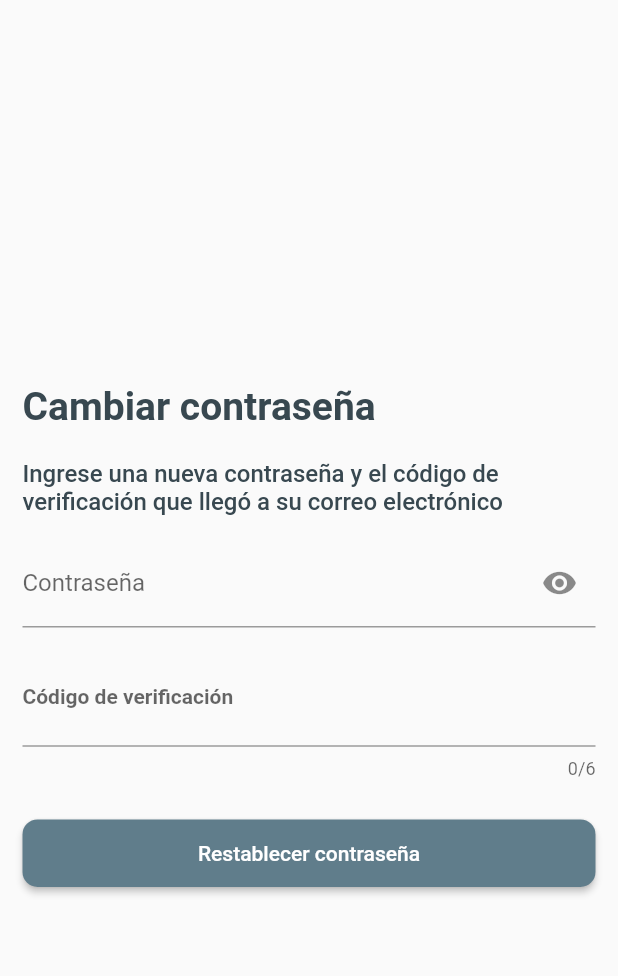
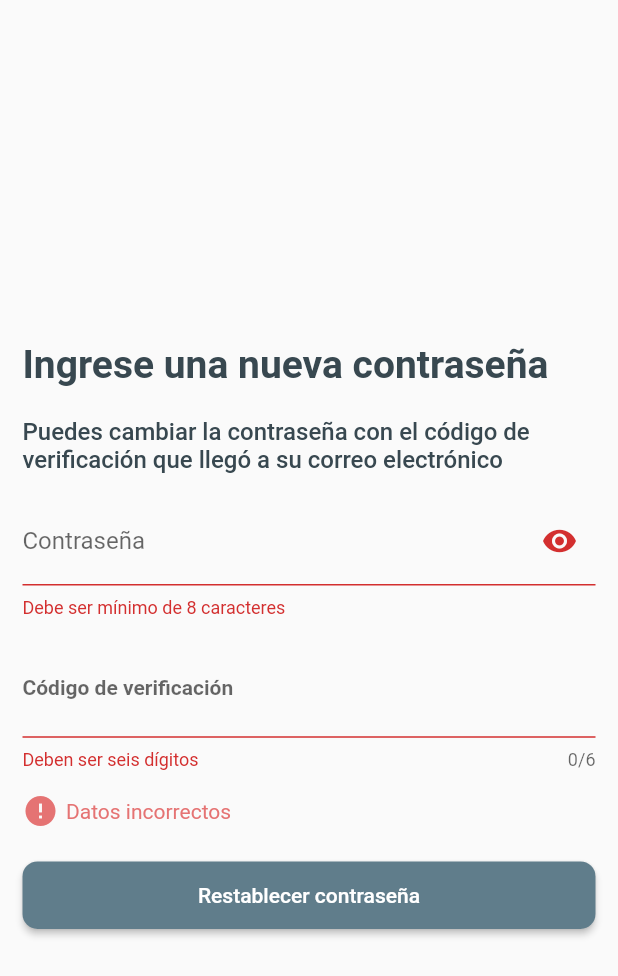
Before and after one commit to jcarloshg/Floky, a Flutter app: the ConfirmResetPassword screen opened by its route, after a tap on "Restablecer contraseña", on a phone screen of 412 x 824 dp. Shown: the top 976 px of the screen. Run offline on Flutter 3.47's test engine with Material 2 defaults, Android fonts, the phone set to English and light mode, and no system bars; our stand-ins replace bloc, flutter_bloc, get_it; missing offline and left inert: amplify_api, amplify_auth_cognito, amplify_flutter, safeprint.

Commit message:
IMPLEMENT nominal case [ResetPass]

```diff
--- a/lib/domain/bloc/authenticate/authenticate_event.dart
+++ b/lib/domain/bloc/authenticate/authenticate_event.dart
@@ -54,4 +54,16 @@ class AuthSendCodeResetPassEvent extends AuthenticateEvent {
   AuthSendCodeResetPassEvent({required this.email});
 }
 
+class AuthConfirmResetPasswordEvent extends AuthenticateEvent {
+  final String username;
+  final String newPass;
+  final String confirmationCode;
+
+  AuthConfirmResetPasswordEvent({
+    required this.username,
+    required this.newPass,
+    required this.confirmationCode,
+  });
+}
+
 class LogOut extends AuthenticateEvent {}
--- a/lib/domain/bloc/authenticate/authenticate_state.dart
+++ b/lib/domain/bloc/authenticate/authenticate_state.dart
@@ -3,7 +3,10 @@ part of 'authenticate_bloc.dart';
 class Params {
   final Student? student;
   final String? messageError;
-  Params({this.student, this.messageError});
+  Params({
+    this.student,
+    this.messageError,
+  });
 }
 
 @immutable
@@ -43,3 +46,7 @@ class AuthConfirmSignUpState extends AuthenticateState {
 class AuthSendCodeResetPassState extends AuthenticateState {
   const AuthSendCodeResetPassState(Params params) : super(params);
 }
+
+class AuthConfirmResetPasswordState extends AuthenticateState {
+  const AuthConfirmResetPasswordState(Params params) : super(params);
+}
--- a/lib/domain/usecase/authenticate/authenticate.usecase.dart
+++ b/lib/domain/usecase/authenticate/authenticate.usecase.dart
@@ -36,4 +36,10 @@ abstract class Authenticate {
   Future<ResAuth> forgetPass({
     required String email,
   });
+
+  Future<ResAuth> confirmResetPassword({
+    required String username,
+    required String newPass,
+    required String confirmationCode,
+  });
 }
--- a/lib/views/pages/authenticate/reset_pass/reset_pass.controll.dart
+++ b/lib/views/pages/authenticate/reset_pass/reset_pass.controll.dart
@@ -1,9 +1,14 @@
+import 'package:flutter/material.dart';
+import 'package:flutter_bloc/flutter_bloc.dart';
 import 'dart:developer';
-
 import 'package:floky/domain/bloc/authenticate/authenticate_bloc.dart';
 import 'package:floky/views/pages/pages.index.dart';
-import 'package:flutter/material.dart';
-import 'package:flutter_bloc/flutter_bloc.dart';
+
+///============================================================
+///   secuence pages
+///     1. EnterUsername
+///     2. ConfirmResetPassword
+///============================================================
 
 class EnterUsernameFormController {
   final GlobalKey<FormState> formEnterUsernameKey = GlobalKey<FormState>();
@@ -11,8 +16,16 @@ class EnterUsernameFormController {
   EnterUsernameFormController();
 }
 
+class ConfirmResetPassFormControll {
+  final GlobalKey<FormState> formConfirmResetPassKey = GlobalKey<FormState>();
+  final TextEditingController pass = TextEditingController();
+  final TextEditingController code = TextEditingController();
+  ConfirmResetPassFormControll();
+}
+
 class ResetPassControll {
   final enterUsernameFormController = EnterUsernameFormController();
+  final confirmResetPassFormControll = ConfirmResetPassFormControll();
   late AuthenticateBloc authenticateBloc;
 
   /// get the [BlocProvider] by [context] and return [ResetPassControll]
@@ -20,18 +33,55 @@ class ResetPassControll {
     final authenticateBloc = BlocProvider.of<AuthenticateBloc>(context);
     this.authenticateBloc = authenticateBloc;
 
-    // setEmail to [formEnterUsernameKey]
-    final String? emailState = authenticateBloc.state.params.student?.emial;
-    final String currentEmail = emailState ?? '';
-    enterUsernameFormController.email.text = currentEmail;
+    // // setEmail to [formEnterUsernameKey]
+    // final String? emailState = authenticateBloc.state.params.student?.emial;
+    // final String currentEmail = emailState ?? '';
+    // enterUsernameFormController.email.text = currentEmail;
 
     return this;
   }
 
   void sendCodeResetPass() {
+    final isValidForm = enterUsernameFormController
+        .formEnterUsernameKey.currentState
+        ?.validate();
+
+    if (isValidForm == false) {
+      return authenticateBloc.add(
+        AuthErrorEvent(
+            messageError: 'Ingresa el correo electronico de tu cuenta.'),
+      );
+    }
+
     final String email = enterUsernameFormController.email.text.trim();
     log(' resendSignUpCode: $email');
     authenticateBloc.add(AuthSendCodeResetPassEvent(email: email));
+  }
+
+  void confirmResetPassword() {
+    log('confirmResetPassword');
+    final isValidForm = confirmResetPassFormControll
+        .formConfirmResetPassKey.currentState
+        ?.validate();
+
+    if (isValidForm == false) {
+      return authenticateBloc.add(
+        AuthErrorEvent(messageError: 'Datos incorrectos'),
+      );
+    }
+
+    final String? username = authenticateBloc.state.params.student?.emial;
+    final String newPass = confirmResetPassFormControll.pass.text.trim();
+    final String confirmationCode =
+        confirmResetPassFormControll.code.text.trim();
+
+    return authenticateBloc.add(
+      AuthConfirmResetPasswordEvent(
+        confirmationCode: confirmationCode,
+        newPass: newPass,
+        username: username ?? 'NOT_USERNAME',
+      ),
+    );
   }
 
   //============================================================
@@ -40,4 +90,16 @@ class ResetPassControll {
   void goConfirmAccountScreen(BuildContext context) {
     Navigator.pushNamed(context, PageIndex.confirmAccountScreen.route);
   }
+
+  void goConfirmResetPassword(BuildContext context) {
+    Navigator.pushNamed(context, PageIndex.confirmResetPassword.route);
+  }
+
+  void goLoginScreen(BuildContext context) {
+    authenticateBloc.cleanState();
+    Navigator.of(context).pushNamedAndRemoveUntil(
+      PageIndex.loginScreen.route,
+      (Route<dynamic> route) => false,
+    );
+  }
 }
--- a/lib/views/pages/authenticate/reset_pass/screens/confirm_reset_password.screen.dart
+++ b/lib/views/pages/authenticate/reset_pass/screens/confirm_reset_password.screen.dart
@@ -1,7 +1,12 @@
+import 'package:floky/domain/bloc/authenticate/authenticate_bloc.dart';
 import 'package:flutter/material.dart';
+import 'package:floky/views/pages/authenticate/reset_pass/widgets/intent_later.dart';
+import 'package:floky/views/pages/authenticate/widgets/is_exist_error.dart';
+import 'package:floky/views/pages/authenticate/widgets/widgets.index.dart';
 import 'package:floky/dependencyInjection/setup_di.dart';
 import 'package:floky/views/pages/authenticate/reset_pass/reset_pass.controll.dart';
 import 'package:floky/views/widgets/widgets.index.dart';
+import 'package:flutter_bloc/flutter_bloc.dart';
 
 class ConfirmResetPassword extends StatelessWidget {
   const ConfirmResetPassword({Key? key}) : super(key: key);
@@ -9,28 +14,50 @@ class ConfirmResetPassword extends StatelessWidget {
   @override
   Widget build(BuildContext context) {
     final resetPassControll = di<ResetPassControll>().getController(context);
+    final confirmResetPassFormControll =
+        resetPassControll.confirmResetPassFormControll;
 
     return Scaffold(
       body: SafeArea(
         child: Form(
+          key: confirmResetPassFormControll.formConfirmResetPassKey,
+          autovalidateMode: AutovalidateMode.onUserInteraction,
           child: Column(
             mainAxisAlignment: MainAxisAlignment.center,
             children: [
               const SizedBox(height: 30),
-              Titles.title("Cambiar contraseña"),
+              Titles.title("Ingrese una nueva contraseña"),
               Titles.thirdTitle(
-                "Ingrese una nueva contraseña y el código de verificación que llegó a su correo electrónico",
+                "Puedes cambiar la contraseña con el código de verificación que llegó a su correo electrónico",
               ),
-              const InputPass(),
-              const InputCodeVerification(),
-              Button(
-                function: () {},
-                label: 'Restablecer contraseña',
-              )
+              InputPass(
+                passControl: confirmResetPassFormControll.pass,
+              ),
+              InputCodeVerification(
+                controll: confirmResetPassFormControll.code,
+              ),
+              const IsExistError(),
+              _isLoadingButtonResetPass(resetPassControll),
+              const IntentLater(),
+              BlocListener<AuthenticateBloc, AuthenticateState>(
+                listenWhen: (previous, current) =>
+                    current is AuthConfirmResetPasswordState,
+                listener: (context, state) =>
+                    resetPassControll.goConfirmResetPassword(context),
+                child: const SizedBox(),
+              ),
             ],
           ),
         ),
       ),
     );
   }
+
+  Widget _isLoadingButtonResetPass(ResetPassControll resetPassControll) {
+    final Button button = Button(
+      function: resetPassControll.confirmResetPassword,
+      label: 'Restablecer contraseña',
+    );
+    return StackWidgetLoading(widget: button);
+  }
 }
--- /dev/null
+++ b/lib/views/pages/authenticate/reset_pass/widgets/intent_later.dart
@@ -0,0 +1,35 @@
+import 'package:flutter/material.dart';
+import 'package:flutter_bloc/flutter_bloc.dart';
+import 'package:floky/dependencyInjection/setup_di.dart';
+import 'package:floky/domain/bloc/authenticate/authenticate_bloc.dart';
+import 'package:floky/views/pages/authenticate/reset_pass/reset_pass.controll.dart';
+import 'package:floky/views/widgets/widgets.index.dart';
+
+class IntentLater extends StatelessWidget {
+  const IntentLater({Key? key}) : super(key: key);
+
+  @override
+  Widget build(BuildContext context) {
+    final resetPassControll = di<ResetPassControll>().getController(context);
+
+    final button = Row(
+      mainAxisAlignment: MainAxisAlignment.center,
+      children: [
+        ButtonTextAndText(
+          label: 'Intenta más tarde.',
+          labelButton: 'Salir.',
+          function: () => resetPassControll.goLoginScreen(context),
+        )
+      ],
+    );
+
+    return BlocBuilder<AuthenticateBloc, AuthenticateState>(
+      builder: (context, state) {
+        final isAuthErrorState = state is AuthErrorState;
+        final isTheSpecificMsg = state.params.messageError ==
+            'El número de intentos se ha excedido.';
+        return isAuthErrorState && isTheSpecificMsg ? button : const SizedBox();
+      },
+    );
+  }
+}
--- /dev/null
+++ b/lib/views/pages/authenticate/reset_pass/widgets/widgets_reset_pass.index.dart
@@ -0,0 +1 @@
+export 'package:floky/views/pages/authenticate/reset_pass/widgets/intent_later.dart';
```
Also changed, not shown: lib/data/usecase/awsamplify/authenticate/authenticate.aws.dart (+30 -0 lines), lib/domain/bloc/authenticate/authenticate_bloc.dart (+28 -0 lines), lib/views/pages/authenticate/reset_pass/screens/enter_username.screen.dart (+11 -6 lines), lib/views/pages/authenticate/singin/login.controller.dart (+4 -5 lines).
